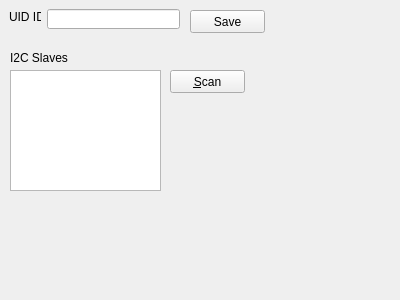
Above: Hanse/Module_UID/form_uid.ui from iti-luebeck/HANSE2011 before the change. Below: the same form after it.
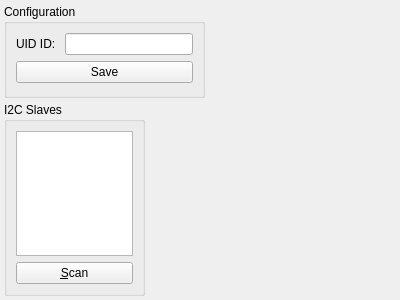
That is the form after the change.

What changed in the file:
```diff
--- a/Hanse/Module_UID/form_uid.ui
+++ b/Hanse/Module_UID/form_uid.ui
@@ -13,80 +13,68 @@
   <property name="windowTitle">
    <string>Form</string>
   </property>
-  <widget class="QLabel" name="label">
+  <widget class="QGroupBox" name="groupBox_2">
    <property name="geometry">
     <rect>
-     <x>9</x>
-     <y>9</y>
-     <width>32</width>
-     <height>16</height>
+     <x>4</x>
+     <y>102</y>
+     <width>141</width>
+     <height>194</height>
     </rect>
    </property>
-   <property name="text">
-    <string>UID ID</string>
-   </property>
-  </widget>
-  <widget class="QLineEdit" name="uidId">
-   <property name="geometry">
-    <rect>
-     <x>47</x>
-     <y>9</y>
-     <width>133</width>
-     <height>20</height>
-    </rect>
-   </property>
-  </widget>
-  <widget class="QPushButton" name="save">
-   <property name="geometry">
-    <rect>
-     <x>190</x>
-     <y>10</y>
-     <width>75</width>
-     <height>23</height>
-    </rect>
-   </property>
-   <property name="text">
-    <string>Save</string>
-   </property>
-   <property name="shortcut">
-    <string>Return</string>
-   </property>
-  </widget>
-  <widget class="QLabel" name="label_2">
-   <property name="geometry">
-    <rect>
-     <x>10</x>
-     <y>50</y>
-     <width>121</width>
-     <height>16</height>
-    </rect>
-   </property>
-   <property name="text">
+   <property name="title">
     <string>I2C Slaves</string>
    </property>
+   <layout class="QVBoxLayout" name="verticalLayout">
+    <item>
+     <widget class="QListWidget" name="slaves"/>
+    </item>
+    <item>
+     <widget class="QPushButton" name="scan">
+      <property name="text">
+       <string>&amp;Scan</string>
+      </property>
+     </widget>
+    </item>
+   </layout>
   </widget>
-  <widget class="QPushButton" name="scan">
+  <widget class="QGroupBox" name="groupBox">
    <property name="geometry">
     <rect>
-     <x>170</x>
-     <y>70</y>
-     <width>75</width>
-     <height>23</height>
+     <x>4</x>
+     <y>4</y>
+     <width>201</width>
+     <height>94</height>
     </rect>
    </property>
-   <property name="text">
-    <string>&amp;Scan</string>
+   <property name="title">
+    <string>Configuration</string>
    </property>
-  </widget>
-  <widget class="QListWidget" name="slaves">
-   <property name="geometry">
-    <rect>
-     <x>10</x>
-     <y>70</y>
-     <width>151</width>
-     <height>121</height>
-    </rect>
-   </property>
+   <layout class="QFormLayout" name="formLayout">
+    <property name="fieldGrowthPolicy">
+     <enum>QFormLayout::ExpandingFieldsGrow</enum>
+    </property>
+    <item row="0" column="0">
+     <widget class="QLabel" name="label">
+      <property name="text">
+       <string>UID ID: </string>
+      </property>
+     </widget>
+    </item>
+    <item row="0" column="1">
+     <widget class="QLineEdit" name="uidId"/>
+    </item>
+    <item row="1" column="0" colspan="2">
+     <widget class="QPushButton" name="save">
+      <property name="text">
+       <string>Save</string>
+      </property>
+      <property name="shortcut">
+       <string>Return</string>
+      </property>
+     </widget>
+    </item>
+   </layout>
   </widget>
  </widget>
  <resources/>
```
